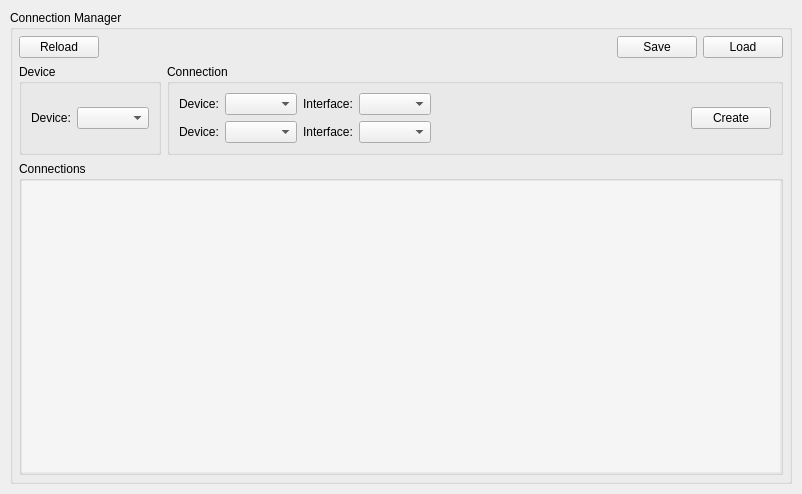
Qt form src/VMTD/VMTD/connection/VMTDConnectionManagerForm.ui (ekushko/qt-vxlan-mtd-old) before a commit.
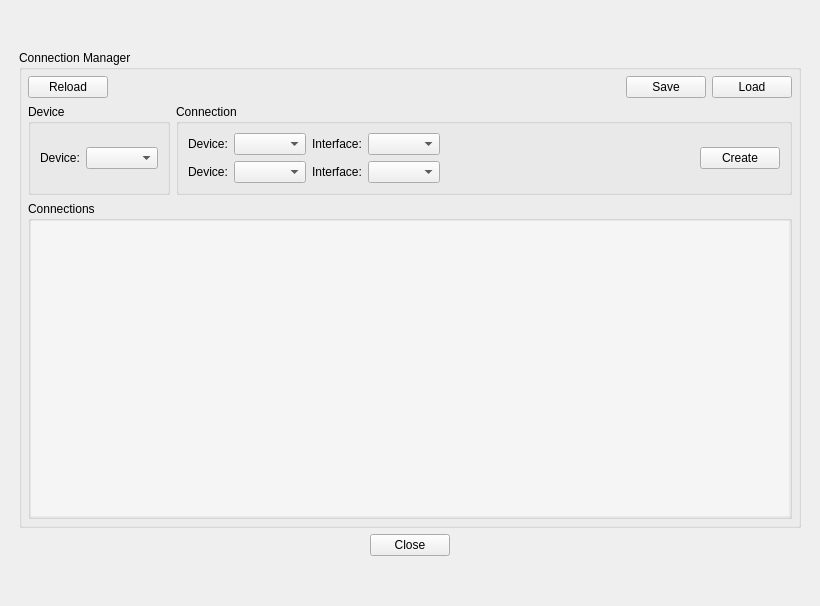
The same form after that commit. Icons and pictures are not drawn.

What changed in the file:
```diff
--- a/src/VMTD/VMTD/connection/VMTDConnectionManagerForm.ui
+++ b/src/VMTD/VMTD/connection/VMTDConnectionManagerForm.ui
@@ -6,8 +6,8 @@
    <rect>
     <x>0</x>
     <y>0</y>
-    <width>802</width>
-    <height>494</height>
+    <width>820</width>
+    <height>606</height>
    </rect>
   </property>
   <property name="windowTitle">
@@ -69,13 +69,13 @@
        <property name="minimumSize">
         <size>
          <width>800</width>
-         <height>492</height>
+         <height>524</height>
         </size>
        </property>
        <property name="maximumSize">
         <size>
          <width>800</width>
-         <height>492</height>
+         <height>524</height>
         </size>
        </property>
        <layout class="QVBoxLayout" name="verticalLayout_5">
@@ -340,6 +340,46 @@
           </layout>
          </widget>
         </item>
+        <item>
+         <layout class="QHBoxLayout" name="hl_3">
+          <property name="topMargin">
+           <number>0</number>
+          </property>
+          <item>
+           <spacer name="_13">
+            <property name="orientation">
+             <enum>Qt::Horizontal</enum>
+            </property>
+            <property name="sizeHint" stdset="0">
+             <size>
+              <width>40</width>
+              <height>20</height>
+             </size>
+            </property>
+           </spacer>
+          </item>
+          <item>
+           <widget class="QPushButton" name="pbClose">
+            <property name="text">
+             <string>Close</string>
+            </property>
+           </widget>
+          </item>
+          <item>
+           <spacer name="_14">
+            <property name="orientation">
+             <enum>Qt::Horizontal</enum>
+            </property>
+            <property name="sizeHint" stdset="0">
+             <size>
+              <width>40</width>
+              <height>20</height>
+             </size>
+            </property>
+           </spacer>
+          </item>
+         </layout>
+        </item>
        </layout>
       </widget>
      </item>
```
